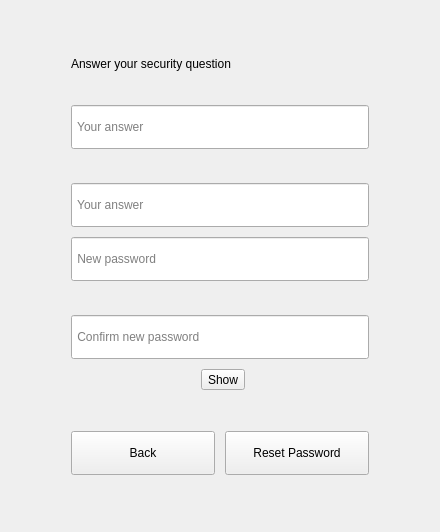
The window that ui/reset_password_window.ui (imndllnuri/students-attendance-app) describes before a commit, drawn with Qt 5.
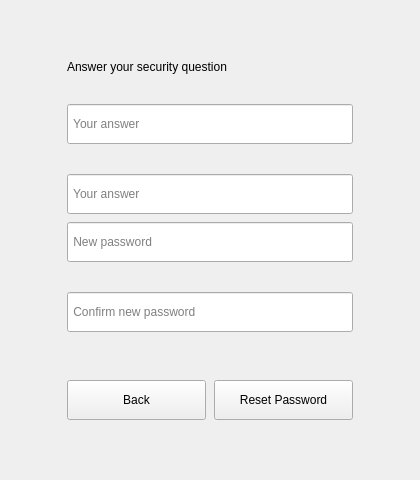
The same window after the commit. The open tabs and pages were chosen to show the change.

Commit message: Redesign: Create Account + Reset Password screens

Patch:
```diff
--- a/ui/reset_password_window.ui
+++ b/ui/reset_password_window.ui
@@ -6,8 +6,8 @@
    <rect>
     <x>0</x>
     <y>0</y>
-    <width>440</width>
-    <height>520</height>
+    <width>420</width>
+    <height>480</height>
    </rect>
   </property>
   <property name="windowTitle">
@@ -24,6 +24,8 @@
       <item>
        <spacer name="top_spacer">
         <property name="orientation"><enum>Qt::Vertical</enum></property>
+        <property name="sizeType"><enum>QSizePolicy::Expanding</enum></property>
+        <property name="sizeHint" stdset="0"><size><width>20</width><height>40</height></size></property>
        </spacer>
       </item>
       <item>
@@ -31,27 +33,29 @@
         <item>
          <spacer name="left_spacer">
           <property name="orientation"><enum>Qt::Horizontal</enum></property>
+          <property name="sizeType"><enum>QSizePolicy::Expanding</enum></property>
+          <property name="sizeHint" stdset="0"><size><width>40</width><height>20</height></size></property>
          </spacer>
         </item>
         <item>
          <widget class="QFrame" name="card_frame">
           <property name="minimumSize">
-           <size><width>380</width><height>0</height></size>
+           <size><width>360</width><height>0</height></size>
           </property>
           <property name="maximumSize">
-           <size><width>380</width><height>16777215</height></size>
+           <size><width>360</width><height>16777215</height></size>
           </property>
           <layout class="QVBoxLayout" name="card_layout">
-           <property name="leftMargin"><number>32</number></property>
-           <property name="topMargin"><number>32</number></property>
-           <property name="rightMargin"><number>32</number></property>
-           <property name="bottomMargin"><number>32</number></property>
-           <property name="spacing"><number>10</number></property>
+           <property name="leftMargin"><number>28</number></property>
+           <property name="topMargin"><number>24</number></property>
+           <property name="rightMargin"><number>28</number></property>
+           <property name="bottomMargin"><number>24</number></property>
+           <property name="spacing"><number>8</number></property>
            <item>
             <widget class="QStackedWidget" name="steps_stack">
              <widget class="QWidget" name="email_page">
               <layout class="QVBoxLayout" name="email_page_layout">
-               <property name="spacing"><number>10</number></property>
+               <property name="spacing"><number>8</number></property>
                <item>
                 <widget class="QLabel" name="title_lbl">
                  <property name="text"><string>Reset your password</string></property>
@@ -65,7 +69,7 @@
                </item>
                <item>
                 <widget class="QLineEdit" name="email_le">
-                 <property name="minimumSize"><size><width>0</width><height>44</height></size></property>
+                 <property name="minimumSize"><size><width>0</width><height>40</height></size></property>
                  <property name="placeholderText"><string> Email</string></property>
                 </widget>
                </item>
@@ -79,19 +83,21 @@
                <item>
                 <spacer name="email_page_spacer">
                  <property name="orientation"><enum>Qt::Vertical</enum></property>
+                 <property name="sizeType"><enum>QSizePolicy::Expanding</enum></property>
+                 <property name="sizeHint" stdset="0"><size><width>20</width><height>40</height></size></property>
                 </spacer>
                </item>
                <item>
                 <layout class="QHBoxLayout" name="email_page_btn_row">
                  <item>
                   <widget class="QPushButton" name="cancel_btn">
-                   <property name="minimumSize"><size><width>0</width><height>44</height></size></property>
+                   <property name="minimumSize"><size><width>0</width><height>40</height></size></property>
                    <property name="text"><string>Cancel</string></property>
                   </widget>
                  </item>
                  <item>
                   <widget class="QPushButton" name="next_btn">
-                   <property name="minimumSize"><size><width>0</width><height>44</height></size></property>
+                   <property name="minimumSize"><size><width>0</width><height>40</height></size></property>
                    <property name="text"><string>Next</string></property>
                   </widget>
                  </item>
@@ -101,7 +107,7 @@
              </widget>
              <widget class="QWidget" name="answer_page">
               <layout class="QVBoxLayout" name="answer_page_layout">
-               <property name="spacing"><number>10</number></property>
+               <property name="spacing"><number>8</number></property>
                <item>
                 <widget class="QLabel" name="title_lbl_2">
                  <property name="text"><string>Answer your security question</string></property>
@@ -111,12 +117,11 @@
                 <widget class="QLabel" name="security_question_lbl">
                  <property name="text"><string/></property>
                  <property name="wordWrap"><bool>true</bool></property>
-                 <property name="styleSheet"><string notr="true">font-weight: 600; color: #0F172A;</string></property>
                 </widget>
                </item>
                <item>
                 <widget class="QLineEdit" name="answer_le">
-                 <property name="minimumSize"><size><width>0</width><height>44</height></size></property>
+                 <property name="minimumSize"><size><width>0</width><height>40</height></size></property>
                  <property name="placeholderText"><string> Your answer</string></property>
                 </widget>
                </item>
@@ -124,18 +129,17 @@
                 <widget class="QLabel" name="security_question_2_lbl">
                  <property name="text"><string/></property>
                  <property name="wordWrap"><bool>true</bool></property>
-                 <property name="styleSheet"><string notr="true">font-weight: 600; color: #0F172A;</string></property>
                 </widget>
                </item>
                <item>
                 <widget class="QLineEdit" name="answer_2_le">
-                 <property name="minimumSize"><size><width>0</width><height>44</height></size></property>
+                 <property name="minimumSize"><size><width>0</width><height>40</height></size></property>
                  <property name="placeholderText"><string> Your answer</string></property>
                 </widget>
                </item>
                <item>
                 <widget class="QLineEdit" name="new_password_le">
-                 <property name="minimumSize"><size><width>0</width><height>44</height></size></property>
+                 <property name="minimumSize"><size><width>0</width><height>40</height></size></property>
                  <property name="echoMode"><enum>QLineEdit::Password</enum></property>
                  <property name="placeholderText"><string> New password</string></property>
                 </widget>
@@ -147,26 +151,11 @@
                </item>
                <item>
                 <widget class="QLineEdit" name="confirm_password_le">
-                 <property name="minimumSize"><size><width>0</width><height>44</height></size></property>
+                 <property name="minimumSize"><size><width>0</width><height>40</height></size></property>
                  <property name="echoMode"><enum>QLineEdit::Password</enum></property>
                  <property name="placeholderText"><string> Confirm new password</string></property>
                 </widget>
                </item>
-               <item>
-                <layout class="QHBoxLayout" name="show_password_row">
-                 <item>
-                  <spacer name="show_password_spacer">
-                   <property name="orientation"><enum>Qt::Horizontal</enum></property>
-                  </spacer>
-                 </item>
-                 <item>
-                  <widget class="QToolButton" name="show_password_btn">
-                   <property name="text"><string>Show</string></property>
-                   <property name="checkable"><bool>true</bool></property>
-                  </widget>
-                 </item>
-                </layout>
-               </item>
                <item>
                 <widget class="QLabel" name="error_lbl_step2">
                  <property name="visible"><bool>false</bool></property>
@@ -177,19 +166,21 @@
                <item>
                 <spacer name="answer_page_spacer">
                  <property name="orientation"><enum>Qt::Vertical</enum></property>
+                 <property name="sizeType"><enum>QSizePolicy::Expanding</enum></property>
+                 <property name="sizeHint" stdset="0"><size><width>20</width><height>40</height></size></property>
                 </spacer>
                </item>
                <item>
                 <layout class="QHBoxLayout" name="answer_page_btn_row">
                  <item>
                   <widget class="QPushButton" name="back_btn">
-                   <property name="minimumSize"><size><width>0</width><height>44</height></size></property>
+                   <property name="minimumSize"><size><width>0</width><height>40</height></size></property>
                    <property name="text"><string>Back</string></property>
                   </widget>
                  </item>
                  <item>
                   <widget class="QPushButton" name="reset_btn">
-                   <property name="minimumSize"><size><width>0</width><height>44</height></size></property>
+                   <property name="minimumSize"><size><width>0</width><height>40</height></size></property>
                    <property name="text"><string>Reset Password</string></property>
                   </widget>
                  </item>
@@ -205,6 +196,8 @@
         <item>
          <spacer name="right_spacer">
           <property name="orientation"><enum>Qt::Horizontal</enum></property>
+          <property name="sizeType"><enum>QSizePolicy::Expanding</enum></property>
+          <property name="sizeHint" stdset="0"><size><width>40</width><height>20</height></size></property>
          </spacer>
         </item>
        </layout>
@@ -212,6 +205,8 @@
       <item>
        <spacer name="bottom_spacer">
         <property name="orientation"><enum>Qt::Vertical</enum></property>
+        <property name="sizeType"><enum>QSizePolicy::Expanding</enum></property>
+        <property name="sizeHint" stdset="0"><size><width>20</width><height>40</height></size></property>
        </spacer>
       </item>
      </layout>
```
The commit also changes 10 other files.
